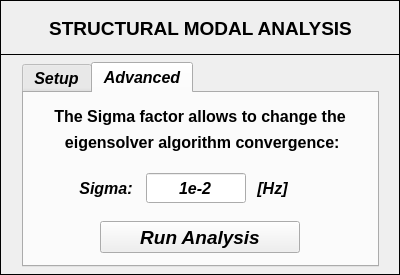
The window that pulse/uix/user_input/ui/structuralModalAnalysisInput.ui (open-pulse/OpenPulse) describes before a commit, drawn with Qt 5.
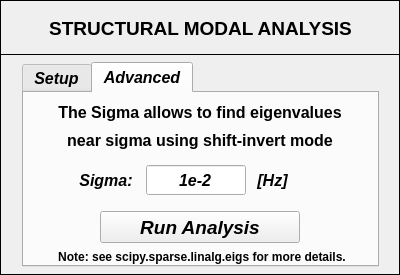
The same window after the commit. The open tabs and pages were chosen to show the change. Icons and pictures are not drawn.

Diff of the .ui file:
```diff
--- a/pulse/uix/user_input/ui/structuralModalAnalysisInput.ui
+++ b/pulse/uix/user_input/ui/structuralModalAnalysisInput.ui
@@ -288,7 +288,7 @@
       <property name="geometry">
        <rect>
         <x>224</x>
-        <y>80</y>
+        <y>72</y>
         <width>49</width>
         <height>30</height>
        </rect>
@@ -324,7 +324,7 @@
       <property name="geometry">
        <rect>
         <x>42</x>
-        <y>80</y>
+        <y>72</y>
         <width>80</width>
         <height>30</height>
        </rect>
@@ -360,7 +360,7 @@
       <property name="geometry">
        <rect>
         <x>122</x>
-        <y>80</y>
+        <y>72</y>
         <width>100</width>
         <height>30</height>
        </rect>
@@ -397,7 +397,7 @@
       <property name="geometry">
        <rect>
         <x>76</x>
-        <y>128</y>
+        <y>118</y>
         <width>200</width>
         <height>32</height>
        </rect>
@@ -430,21 +430,21 @@
      <widget class="QLabel" name="label_7">
       <property name="geometry">
        <rect>
-        <x>16</x>
-        <y>8</y>
-        <width>320</width>
+        <x>6</x>
+        <y>4</y>
+        <width>340</width>
         <height>30</height>
        </rect>
       </property>
       <property name="minimumSize">
        <size>
-        <width>320</width>
+        <width>340</width>
         <height>30</height>
        </size>
       </property>
       <property name="maximumSize">
        <size>
-        <width>320</width>
+        <width>340</width>
         <height>30</height>
        </size>
       </property>
@@ -458,7 +458,7 @@
        </font>
       </property>
       <property name="text">
-       <string>The Sigma factor allows to change the</string>
+       <string>The Sigma allows to find eigenvalues</string>
       </property>
       <property name="textFormat">
        <enum>Qt::AutoText</enum>
@@ -470,21 +470,21 @@
      <widget class="QLabel" name="label_8">
       <property name="geometry">
        <rect>
-        <x>16</x>
-        <y>34</y>
-        <width>320</width>
+        <x>6</x>
+        <y>32</y>
+        <width>340</width>
         <height>30</height>
        </rect>
       </property>
       <property name="minimumSize">
        <size>
-        <width>320</width>
+        <width>340</width>
         <height>30</height>
        </size>
       </property>
       <property name="maximumSize">
        <size>
-        <width>320</width>
+        <width>340</width>
         <height>30</height>
        </size>
       </property>
@@ -498,7 +498,47 @@
        </font>
       </property>
       <property name="text">
-       <string> eigensolver algorithm convergence:</string>
+       <string>near sigma using shift-invert mode</string>
+      </property>
+      <property name="textFormat">
+       <enum>Qt::AutoText</enum>
+      </property>
+      <property name="alignment">
+       <set>Qt::AlignCenter</set>
+      </property>
+     </widget>
+     <widget class="QLabel" name="label_10">
+      <property name="geometry">
+       <rect>
+        <x>18</x>
+        <y>154</y>
+        <width>320</width>
+        <height>20</height>
+       </rect>
+      </property>
+      <property name="minimumSize">
+       <size>
+        <width>320</width>
+        <height>20</height>
+       </size>
+      </property>
+      <property name="maximumSize">
+       <size>
+        <width>320</width>
+        <height>20</height>
+       </size>
+      </property>
+      <property name="font">
+       <font>
+        <family>Arial</family>
+        <pointsize>9</pointsize>
+        <weight>75</weight>
+        <italic>false</italic>
+        <bold>true</bold>
+       </font>
+      </property>
+      <property name="text">
+       <string>Note: see scipy.sparse.linalg.eigs for more details.</string>
       </property>
       <property name="textFormat">
        <enum>Qt::AutoText</enum>
```
Left out of the diff: 2 changed lines with no effect on the pictures.
